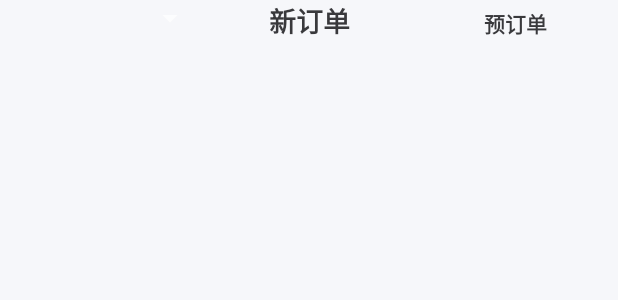
After one commit to Le-XS/sunmi, an Android app: the layout home_page.xml on its own in the app's theme, with its tools: preview values and no code run, on a phone screen of 412 x 824 dp. The commit adds this screen. Shown: the top 300 px of the screen. Run offline under Robolectric (Android 15) with nearby library versions, the phone set to English and light mode, and no system bars.

Commit message:
添加首页

```diff
--- /dev/null
+++ b/app/src/main/res/layout/home_page.xml
@@ -0,0 +1,46 @@
+<?xml version="1.0" encoding="utf-8"?>
+<RelativeLayout
+    xmlns:android="http://schemas.android.com/apk/res/android"
+    android:layout_width="match_parent"
+    android:layout_height="match_parent"
+    android:background="#F6F7FA">
+
+    <LinearLayout
+        android:layout_width="match_parent"
+        android:layout_height="wrap_content"
+        android:orientation="horizontal">
+
+        <Spinner
+            android:id="@+id/switching_platform"
+            android:layout_width="0dp"
+            android:layout_height="wrap_content"
+            android:layout_weight="1"
+            />
+
+
+        <TextView
+            android:layout_width="0dp"
+            android:layout_height="wrap_content"
+            android:layout_weight="1"
+            android:text="@string/new_order"
+            android:textSize="18sp"
+            android:textColor="#39393C"
+            android:gravity="center_horizontal"
+            android:textStyle="bold"/>
+
+        <TextView
+            android:layout_width="0dp"
+            android:layout_height="wrap_content"
+            android:layout_weight="1"
+            android:text="@string/pre_order"
+            android:textSize="14sp"
+            android:textColor="#39393C"
+            android:gravity="center_horizontal"
+            android:textStyle="bold"/>
+
+    </LinearLayout>
+
+
+
+
+</RelativeLayout>
--- a/app/src/main/res/values/strings.xml
+++ b/app/src/main/res/values/strings.xml
@@ -10,4 +10,6 @@
         <item>+1</item>
         <item>+86</item>
     </string-array>
+    <string name="new_order">新订单</string>
+    <string name="pre_order">预订单</string>
 </resources>
```
Also changed, not shown: app/src/main/java/com/example/sunmi/MainActivity.java (+18 -25 lines), app/src/main/res/drawable/xiala.png.
